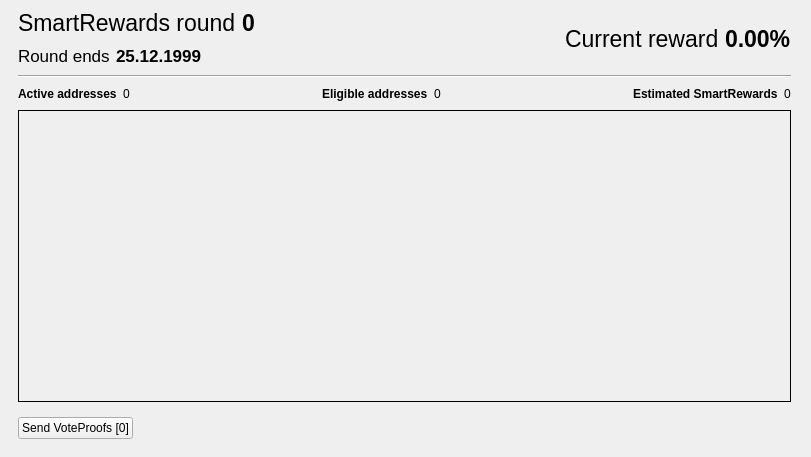
Qt form src/qt/forms/smartrewardslist.ui (SmartCash/Core-Smart) before a commit.
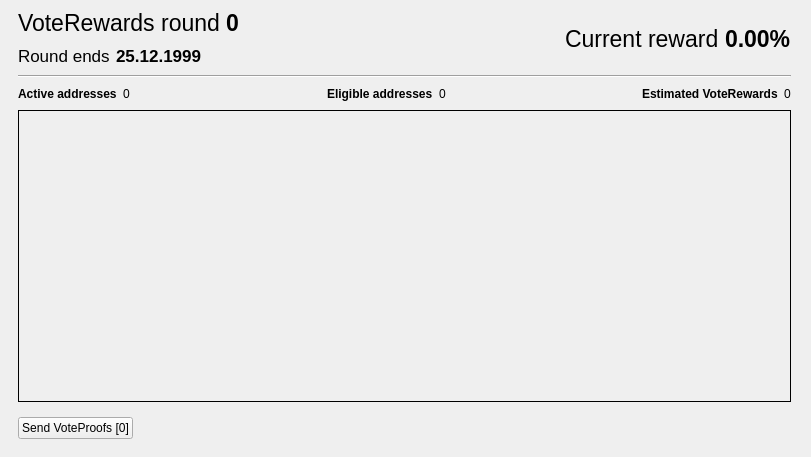
The same form after that commit. The open tabs and pages were chosen to show the change. Custom widgets are drawn as their Qt base class.

What changed in the file:
```diff
--- a/src/qt/forms/smartrewardslist.ui
+++ b/src/qt/forms/smartrewardslist.ui
@@ -189,7 +189,7 @@
                  </font>
                 </property>
                 <property name="text">
-                 <string>SmartRewards round</string>
+                 <string>VoteRewards round</string>
                 </property>
                </widget>
               </item>
@@ -336,7 +336,7 @@
              </font>
             </property>
             <property name="text">
-             <string>Estimated SmartRewards</string>
+             <string>Estimated VoteRewards</string>
             </property>
            </widget>
           </item>
```
Left out of the diff: 2 changed lines with no effect on the pictures.
